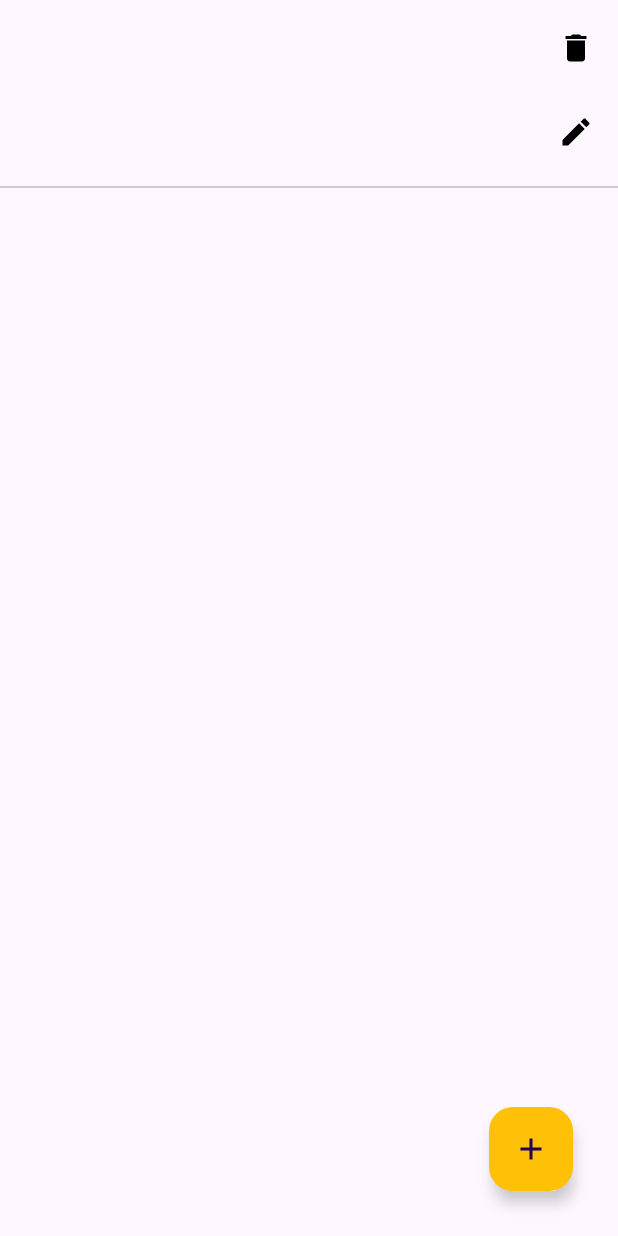
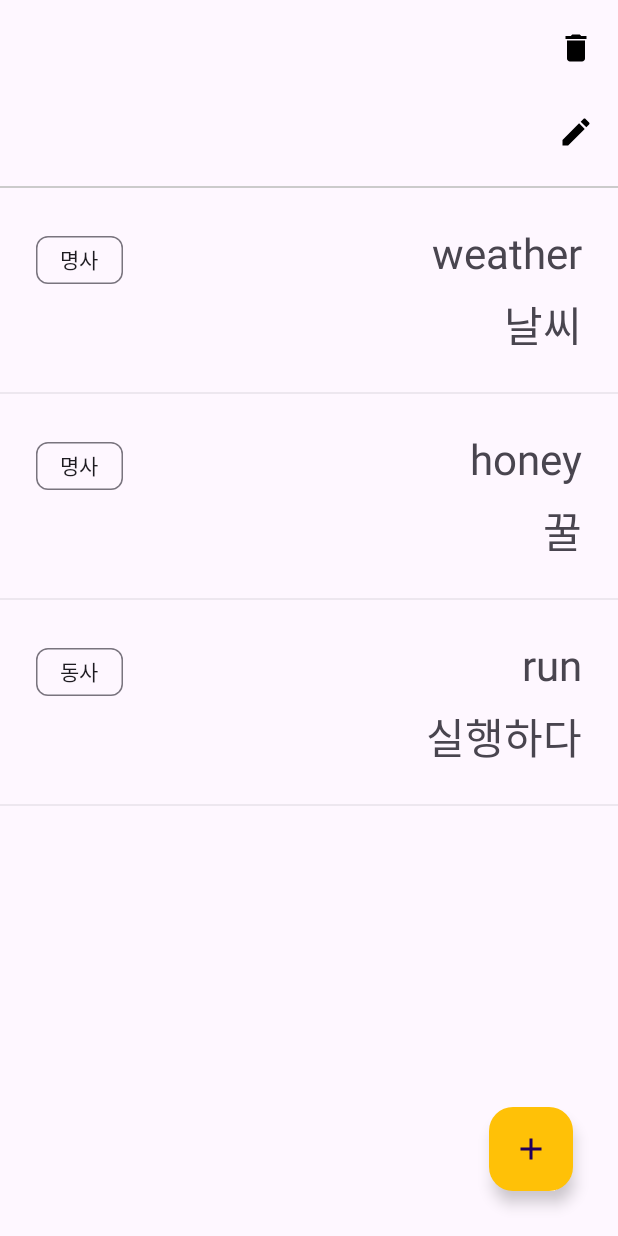
Before and after one commit to Bullets-jyr/part1Chapter7, an Android app: the screen it shows after launch (MainActivity), on a phone screen of 412 x 824 dp. Run offline under Robolectric (Android 15) with nearby library versions, the phone set to English and light mode, and no system bars.

Commit message:
03. 단어장 UI 그리기 (2) && 04. 단어장 UI 그리기 (3)

```diff
--- a/app/build.gradle
+++ b/app/build.gradle
@@ -30,6 +30,9 @@ android {
     kotlinOptions {
         jvmTarget = '1.8'
     }
+    buildFeatures {
+        viewBinding = true
+    }
 }
 
 dependencies {
--- a/app/src/main/java/kr/co/bullets/part1chapter7/AddActivity.kt
+++ b/app/src/main/java/kr/co/bullets/part1chapter7/AddActivity.kt
@@ -2,10 +2,36 @@ package kr.co.bullets.part1chapter7
 
 import androidx.appcompat.app.AppCompatActivity
 import android.os.Bundle
+import com.google.android.material.chip.Chip
+import kr.co.bullets.part1chapter7.databinding.ActivityAddBinding
 
 class AddActivity : AppCompatActivity() {
+    private lateinit var binding: ActivityAddBinding
+
     override fun onCreate(savedInstanceState: Bundle?) {
         super.onCreate(savedInstanceState)
-        setContentView(R.layout.activity_add)
+        binding = ActivityAddBinding.inflate(layoutInflater)
+        setContentView(binding.root)
+
+        initViews()
+    }
+
+    private fun initViews() {
+        val types = listOf<String>(
+            "명사", "동사", "대명사", "형용사", "부사", "감탄사", "전치사", "접속사"
+        )
+        binding.typeChipGroup.apply {
+            types.forEach { text ->
+                addView(createChip(text))
+            }
+        }
+    }
+
+    private fun createChip(text: String) : Chip {
+        return Chip(this).apply {
+            setText(text)
+            isCheckable = true
+            isClickable = true
+        }
     }
 }
--- a/app/src/main/java/kr/co/bullets/part1chapter7/MainActivity.kt
+++ b/app/src/main/java/kr/co/bullets/part1chapter7/MainActivity.kt
@@ -1,11 +1,49 @@
 package kr.co.bullets.part1chapter7
 
+import android.content.Intent
 import androidx.appcompat.app.AppCompatActivity
 import android.os.Bundle
+import android.widget.Toast
+import androidx.recyclerview.widget.DividerItemDecoration
+import androidx.recyclerview.widget.LinearLayoutManager
+import kr.co.bullets.part1chapter7.databinding.ActivityMainBinding
 
-class MainActivity : AppCompatActivity() {
+class MainActivity : AppCompatActivity(), WordAdapter.ItemClickListener {
+    private lateinit var binding: ActivityMainBinding
+    private lateinit var wordAdapter: WordAdapter
+
     override fun onCreate(savedInstanceState: Bundle?) {
         super.onCreate(savedInstanceState)
-        setContentView(R.layout.activity_main)
+        binding = ActivityMainBinding.inflate(layoutInflater)
+        setContentView(binding.root)
+
+        initRecyclerView()
+
+        binding.addButton.setOnClickListener {
+            Intent(this, AddActivity::class.java).let {
+                startActivity(it)
+            }
+
+        }
+    }
+
+    private fun initRecyclerView() {
+        val dummyList = mutableListOf<Word>(
+            Word("weather", "날씨", "명사"),
+            Word("honey", "꿀", "명사"),
+            Word("run", "실행하다", "동사"),
+        )
+
+        wordAdapter = WordAdapter(dummyList, this)
+        binding.wordRecyclerView.apply {
+            adapter = wordAdapter
+            layoutManager = LinearLayoutManager(applicationContext, LinearLayoutManager.VERTICAL, false)
+            val dividerItemDecoration = DividerItemDecoration(applicationContext, LinearLayoutManager.VERTICAL)
+            addItemDecoration(dividerItemDecoration)
+        }
+    }
+
+    override fun onClick(word: Word) {
+        Toast.makeText(this, "${word.text}", Toast.LENGTH_SHORT).show()
     }
 }
--- /dev/null
+++ b/app/src/main/java/kr/co/bullets/part1chapter7/Word.kt
@@ -0,0 +1,7 @@
+package kr.co.bullets.part1chapter7
+
+data class Word(
+    val text: String,
+    val mean: String,
+    val type: String,
+)
--- /dev/null
+++ b/app/src/main/java/kr/co/bullets/part1chapter7/WordAdapter.kt
@@ -0,0 +1,43 @@
+package kr.co.bullets.part1chapter7
+
+import android.content.Context
+import android.view.LayoutInflater
+import android.view.View
+import android.view.ViewGroup
+import androidx.recyclerview.widget.RecyclerView
+import kr.co.bullets.part1chapter7.databinding.ItemWordBinding
+
+class WordAdapter(private val list: MutableList<Word>, private val itemClickListener: ItemClickListener? = null) : RecyclerView.Adapter<WordAdapter.WordViewHolder>() {
+
+    override fun onCreateViewHolder(parent: ViewGroup, viewType: Int): WordViewHolder {
+        val inflater = parent.context.getSystemService(Context.LAYOUT_INFLATER_SERVICE) as LayoutInflater
+        val binding = ItemWordBinding.inflate(inflater, parent, false)
+        return WordViewHolder(binding)
+    }
+
+    override fun onBindViewHolder(holder: WordViewHolder, position: Int) {
+        val word = list[position]
+        holder.bind(word)
+        holder.itemView.setOnClickListener {
+            itemClickListener?.onClick(word)
+        }
+    }
+
+    override fun getItemCount(): Int {
+        return list.size
+    }
+
+    class WordViewHolder(private val binding: ItemWordBinding) : RecyclerView.ViewHolder(binding.root) {
+        fun bind(word: Word) {
+            binding.apply {
+                textTextView.text = word.text
+                meanTextView.text = word.mean
+                typeChip.text = word.type
+            }
+        }
+    }
+
+    interface ItemClickListener {
+        fun onClick(word: Word)
+    }
+}
--- a/app/src/main/res/layout/activity_add.xml
+++ b/app/src/main/res/layout/activity_add.xml
@@ -60,7 +60,9 @@
         android:layout_width="match_parent"
         android:layout_height="wrap_content"
         android:layout_marginTop="16dp"
-        app:layout_constraintTop_toBottomOf="@id/mean_text_input_layout" />
+        app:layout_constraintTop_toBottomOf="@id/mean_text_input_layout"
+        app:selectionRequired="true"
+        app:singleSelection="true" />
 
     <Button
         android:id="@+id/add_button"
--- a/app/src/main/res/layout/activity_main.xml
+++ b/app/src/main/res/layout/activity_main.xml
@@ -64,6 +64,7 @@
         app:layout_constraintTop_toBottomOf="@id/mean_text_view" />
 
     <androidx.recyclerview.widget.RecyclerView
+        android:id="@+id/word_recycler_view"
         android:layout_width="match_parent"
         android:layout_height="0dp"
         app:layout_constraintBottom_toBottomOf="parent"
--- /dev/null
+++ b/app/src/main/res/layout/item_word.xml
@@ -0,0 +1,36 @@
+<?xml version="1.0" encoding="utf-8"?>
+<androidx.constraintlayout.widget.ConstraintLayout xmlns:android="http://schemas.android.com/apk/res/android"
+    xmlns:app="http://schemas.android.com/apk/res-auto"
+    xmlns:tools="http://schemas.android.com/tools"
+    android:layout_width="match_parent"
+    android:layout_height="wrap_content"
+    android:padding="24dp">
+
+    <TextView
+        android:id="@+id/text_text_view"
+        android:layout_width="wrap_content"
+        android:layout_height="wrap_content"
+        android:textSize="28sp"
+        app:layout_constraintEnd_toEndOf="parent"
+        app:layout_constraintTop_toTopOf="parent"
+        tools:text="단어" />
+
+    <TextView
+        android:id="@+id/mean_text_view"
+        android:layout_width="wrap_content"
+        android:layout_height="wrap_content"
+        android:layout_marginTop="8dp"
+        android:textSize="28sp"
+        app:layout_constraintEnd_toEndOf="@id/text_text_view"
+        app:layout_constraintTop_toBottomOf="@id/text_text_view"
+        tools:text="뜻" />
+
+    <com.google.android.material.chip.Chip
+        android:id="@+id/type_chip"
+        android:layout_width="wrap_content"
+        android:layout_height="wrap_content"
+        app:layout_constraintStart_toStartOf="parent"
+        app:layout_constraintTop_toTopOf="parent"
+        tools:text="품사" />
+
+</androidx.constraintlayout.widget.ConstraintLayout>
```
